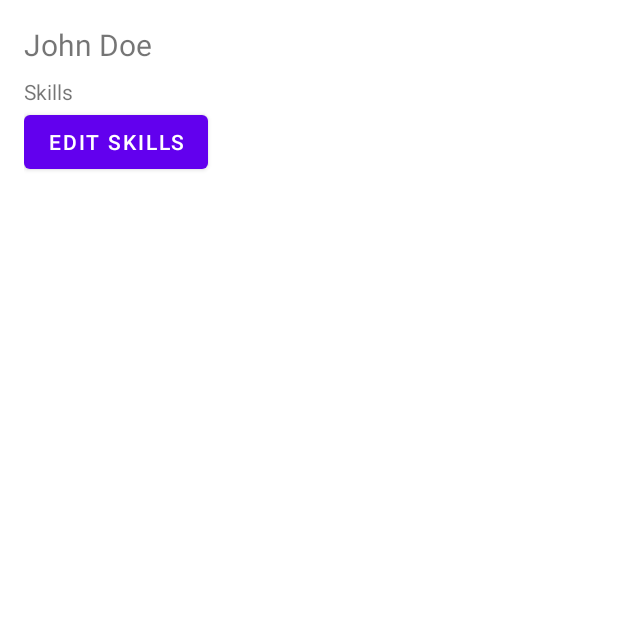
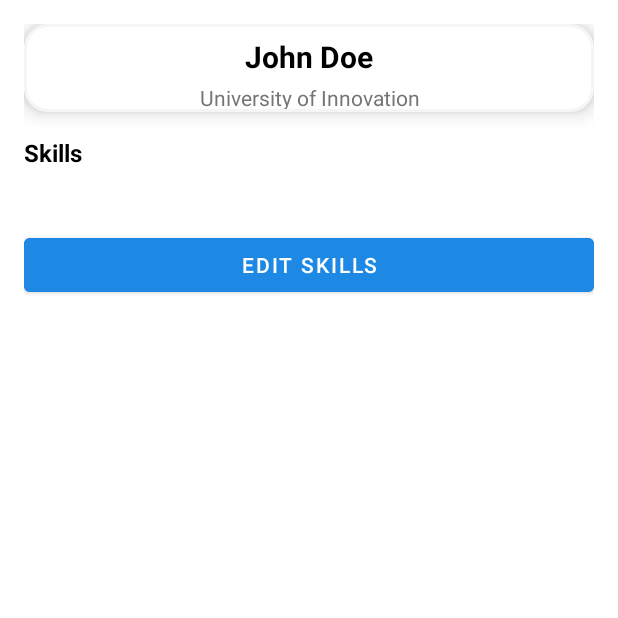
Before and after one commit to CirsteaAndrei/TalentBridge, an Android app built with Jetpack Compose: the ProfileActivity screen opened directly, with no data from a screen before it, on a phone screen of 412 x 824 dp, the top half of it. Run offline under Robolectric (Android 15) with nearby library versions, the light colour scheme and no system bars; our stand-ins replace Firebase (no records; nobody signed in at launch, a user with empty details on screens opened directly).

Commit message:
ui for users

```diff
--- a/TalentBridge/app/build.gradle.kts
+++ b/TalentBridge/app/build.gradle.kts
@@ -69,6 +69,7 @@ dependencies {
     implementation("androidx.compose.ui:ui-tooling-preview")
     implementation("androidx.compose.material3:material3")
     implementation("com.google.android.material:material:1.12.0")
+    implementation("androidx.gridlayout:gridlayout:1.0.0")
     testImplementation("junit:junit:4.13.2")
     androidTestImplementation("androidx.test.ext:junit:1.2.1")
     androidTestImplementation("androidx.test.espresso:espresso-core:3.6.1")
--- a/TalentBridge/app/src/main/res/layout/activity_dashboard.xml
+++ b/TalentBridge/app/src/main/res/layout/activity_dashboard.xml
@@ -27,6 +27,7 @@
             android:id="@+id/statisticsButton"
             android:layout_width="36dp"
             android:layout_height="36dp"
+            android:layout_marginLeft="180dp"
             android:background="?attr/selectableItemBackgroundBorderless"
             android:src="@drawable/stats_icon"
             android:contentDescription="Statistics"
--- a/TalentBridge/app/src/main/res/layout/activity_profile.xml
+++ b/TalentBridge/app/src/main/res/layout/activity_profile.xml
@@ -1,33 +1,83 @@
-<?xml version="1.0" encoding="utf-8"?>
-<LinearLayout
+<ScrollView
     xmlns:android="http://schemas.android.com/apk/res/android"
+    xmlns:app="http://schemas.android.com/apk/res-auto"
     android:layout_width="match_parent"
     android:layout_height="match_parent"
-    android:orientation="vertical"
+    android:background="@color/white"
     android:padding="16dp">
 
+    <LinearLayout
+        android:layout_width="match_parent"
+        android:layout_height="wrap_content"
+        android:orientation="vertical">
+
+        <!-- Profile Card -->
+        <com.google.android.material.card.MaterialCardView
+            android:layout_width="match_parent"
+            android:layout_height="wrap_content"
+            app:cardCornerRadius="16dp"
+            app:cardElevation="8dp"
+            app:strokeWidth="2dp"
+            app:strokeColor="@color/light_gray"
+            android:layout_marginBottom="16dp"
+            android:padding="16dp">
+
+            <LinearLayout
+                android:layout_width="match_parent"
+                android:layout_height="wrap_content"
+                android:orientation="vertical"
+                android:gravity="center_horizontal">
+
+                <!-- Student Name -->
                 <TextView
                     android:id="@+id/studentName"
                     android:layout_width="wrap_content"
                     android:layout_height="wrap_content"
                     android:text="John Doe"
                     android:textSize="20sp"
-        android:paddingBottom="8dp" />
+                    android:textStyle="bold"
+                    android:layout_marginTop="8dp"
+                    android:textColor="@color/black"
+                    android:gravity="center" />
 
+                <!-- University -->
+                <TextView
+                    android:id="@+id/studentUniversity"
+                    android:layout_width="wrap_content"
+                    android:layout_height="wrap_content"
+                    android:text="University of Innovation"
+                    android:textSize="14sp"
+                    android:textColor="@color/gray"
+                    android:layout_marginTop="4dp"
+                    android:gravity="center" />
+            </LinearLayout>
+        </com.google.android.material.card.MaterialCardView>
+
+        <!-- Skills Section -->
         <TextView
             android:layout_width="wrap_content"
             android:layout_height="wrap_content"
-        android:text="Skills" />
+            android:text="Skills"
+            android:textSize="16sp"
+            android:textStyle="bold"
+            android:textColor="@color/black"
+            android:paddingBottom="8dp" />
 
         <LinearLayout
             android:id="@+id/skillsContainer"
             android:layout_width="match_parent"
             android:layout_height="wrap_content"
-        android:orientation="vertical" />
+            android:orientation="vertical"
+            android:paddingBottom="16dp" />
 
-    <Button
+        <!-- Edit Skills Button -->
+        <com.google.android.material.button.MaterialButton
             android:id="@+id/editSkillsButton"
-        android:layout_width="wrap_content"
+            android:layout_width="match_parent"
             android:layout_height="wrap_content"
-        android:text="Edit Skills" />
+            android:text="Edit Skills"
+            android:backgroundTint="@color/blue_500"
+            android:textColor="@color/white"
+            android:layout_marginTop="16dp" />
     </LinearLayout>
+</ScrollView>
```
Also changed, not shown: TalentBridge/app/src/main/res/layout/activity_statistics.xml (+28 -6 lines). Lines whose indentation alone changed are shown as unchanged.
